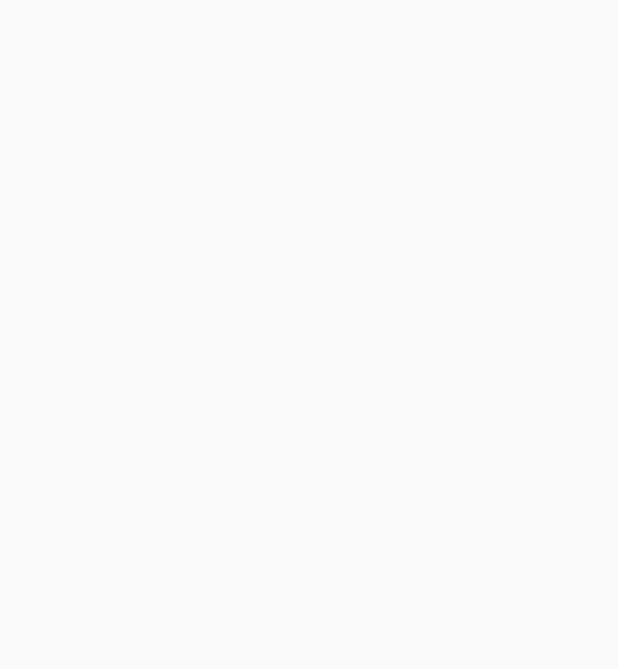
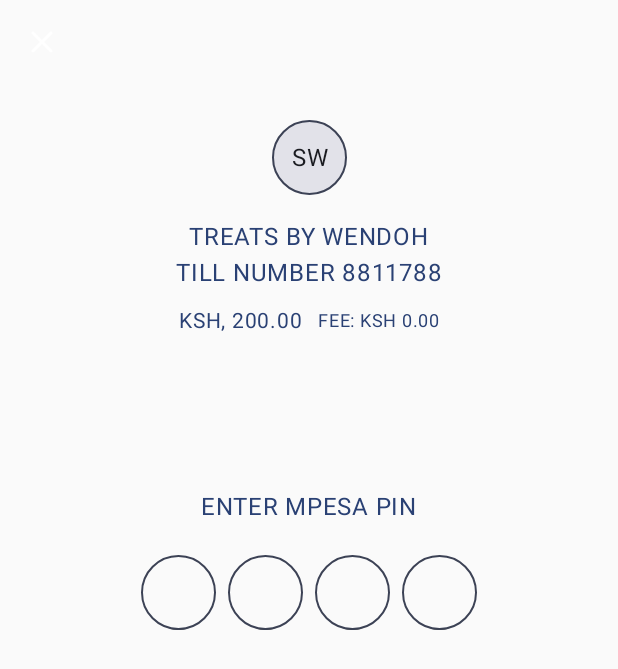
Before and after one commit to SharonWendoh/QRPesa, an Android app built with Jetpack Compose: the screen it shows after launch (MainActivity), on a phone screen of 412 x 824 dp. Before the commit the part shown is empty. Shown: the top 669 px of the screen. Run offline under Robolectric (Android 15) with nearby library versions, the phone set to English and light mode, and no system bars.

Commit message:
created pin page

```diff
--- a/app/src/main/java/com/example/qrpesa/MainActivity.kt
+++ b/app/src/main/java/com/example/qrpesa/MainActivity.kt
@@ -25,6 +25,7 @@
 import androidx.compose.ui.Modifier
 import androidx.compose.ui.tooling.preview.Preview
 import androidx.compose.ui.unit.dp
+import com.example.qrpesa.pages.PinPage
 import com.example.qrpesa.pages.SuccessfulTransactionPage
 import com.example.qrpesa.ui.theme.QRPesaTheme
 
@@ -37,6 +38,7 @@
         handleIntent(intent)
         setContent {
             QRPesaTheme {
+                PinPage()
                 //SuccessfulTransactionPage()
                 //QRPesaApp(tillNumber, amount)
             }
--- /dev/null
+++ b/app/src/main/java/com/example/qrpesa/components/Textfields.kt
@@ -0,0 +1,67 @@
+package com.example.qrpesa.components
+
+import androidx.compose.foundation.BorderStroke
+import androidx.compose.foundation.border
+import androidx.compose.foundation.layout.Arrangement
+import androidx.compose.foundation.layout.Row
+import androidx.compose.foundation.layout.Spacer
+import androidx.compose.foundation.layout.size
+import androidx.compose.foundation.layout.width
+import androidx.compose.foundation.shape.CircleShape
+import androidx.compose.material3.ExperimentalMaterial3Api
+import androidx.compose.material3.MaterialTheme
+import androidx.compose.material3.TextField
+import androidx.compose.material3.TextFieldDefaults
+import androidx.compose.runtime.Composable
+import androidx.compose.runtime.getValue
+import androidx.compose.runtime.mutableStateOf
+import androidx.compose.runtime.remember
+import androidx.compose.runtime.setValue
+import androidx.compose.ui.Alignment
+import androidx.compose.ui.Modifier
+import androidx.compose.ui.graphics.Color
+import androidx.compose.ui.res.fontResource
+import androidx.compose.ui.tooling.preview.Preview
+import androidx.compose.ui.unit.dp
+import com.example.qrpesa.ui.theme.QRPesaTheme
+
+@OptIn(ExperimentalMaterial3Api::class)
+@Composable
+fun PinFields(){
+    var pin by remember {
+        mutableStateOf("")
+    }
+    Row (
+        horizontalArrangement = Arrangement.Center,
+        verticalAlignment = Alignment.CenterVertically
+    ){
+        Spacer(modifier = Modifier.width(8.dp))
+        for (i in 0 until 4){
+            TextField(
+                value = if (i < pin.length) pin[i].toString() else "",
+                onValueChange = {},
+                readOnly = false,
+                modifier = Modifier
+                    .size(50.dp)
+                    .border(
+                        BorderStroke(1.dp, MaterialTheme.colorScheme.secondary),
+                        shape = CircleShape
+                    ),
+                shape = CircleShape,
+                colors = TextFieldDefaults.textFieldColors(
+                    textColor = MaterialTheme.colorScheme.secondary,
+                    containerColor = Color.Transparent
+                )
+            )
+            Spacer(modifier = Modifier.width(8.dp))
+        }
+    }
+}
+
+@Composable
+@Preview
+fun PreviewPinFields(){
+    QRPesaTheme {
+        PinFields()
+    }
+}
--- a/app/src/main/java/com/example/qrpesa/pages/PinPage.kt
+++ b/app/src/main/java/com/example/qrpesa/pages/PinPage.kt
@@ -1 +1,81 @@
 package com.example.qrpesa.pages
+
+import androidx.compose.foundation.layout.Arrangement
+import androidx.compose.foundation.layout.Column
+import androidx.compose.foundation.layout.Row
+import androidx.compose.foundation.layout.Spacer
+import androidx.compose.foundation.layout.fillMaxSize
+import androidx.compose.foundation.layout.fillMaxWidth
+import androidx.compose.foundation.layout.height
+import androidx.compose.foundation.layout.padding
+import androidx.compose.foundation.layout.width
+import androidx.compose.runtime.Composable
+import androidx.compose.ui.Alignment
+import androidx.compose.ui.Modifier
+import androidx.compose.ui.res.painterResource
+import androidx.compose.ui.tooling.preview.Preview
+import androidx.compose.ui.unit.dp
+import com.example.qrpesa.R
+import com.example.qrpesa.components.Icon
+import com.example.qrpesa.components.InitialsCard
+import com.example.qrpesa.components.LargeText
+import com.example.qrpesa.components.MediumText
+import com.example.qrpesa.components.PinFields
+import com.example.qrpesa.components.SmallText
+import com.example.qrpesa.ui.theme.QRPesaTheme
+
+@Composable
+fun PinPage(){
+    Column (
+        modifier = Modifier
+            .fillMaxSize()
+            .padding(16.dp),
+        //verticalArrangement = Arrangement.SpaceBetween,
+        horizontalAlignment = Alignment.CenterHorizontally
+    ) {
+        Row(
+            modifier = Modifier.fillMaxWidth(),
+            horizontalArrangement = Arrangement.Start
+        ) {
+            Icon(icon = painterResource(id = R.drawable.close))
+        }
+        Spacer(modifier = Modifier.height(40.dp))
+        Row {
+            InitialsCard()
+        }
+        Spacer(modifier = Modifier.height(16.dp))
+        Row(
+
+        ) {
+            LargeText(text = "TREATS BY WENDOH")
+        }
+        Row {
+            LargeText(text = "TILL NUMBER 8811788")
+        }
+        Spacer(modifier = Modifier.height(8.dp))
+        Row(
+            verticalAlignment = Alignment.Bottom
+        ) {
+            MediumText(text = "KSH, 200.00")
+            Spacer(modifier = Modifier.width(10.dp))
+            SmallText(text = "FEE: KSH 0.00")
+        }
+        Spacer(modifier = Modifier.height(100.dp))
+        Row(
+        ) {
+            LargeText(text = "ENTER MPESA PIN")
+        }
+        Spacer(modifier = Modifier.height(20.dp))
+        Row {
+            PinFields()
+        }
+    }
+}
+
+@Composable
+@Preview
+fun PreviewPinPage(){
+    QRPesaTheme {
+        PinPage()
+    }
+}
```
